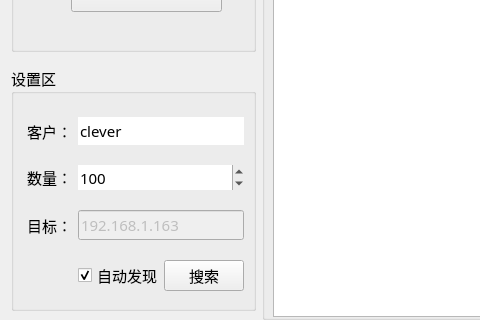
Old version of the form pro_qc/home/home_workwid.ui in the repository ChinaClever/MPro-Tools; both pictures show x 0 to 480 and y 179 to 499 of the 1108 by 499 pixel window.
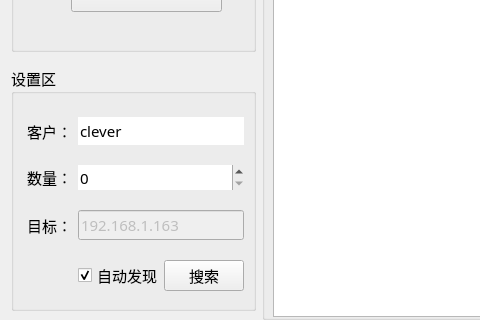
New version of the form.

The edit to the form file:
```diff
--- a/pro_qc/home/home_workwid.ui
+++ b/pro_qc/home/home_workwid.ui
@@ -535,7 +535,7 @@
          <enum>QAbstractSpinBox::DefaultStepType</enum>
         </property>
         <property name="value">
-         <number>100</number>
+         <number>0</number>
         </property>
        </widget>
       </item>
```
